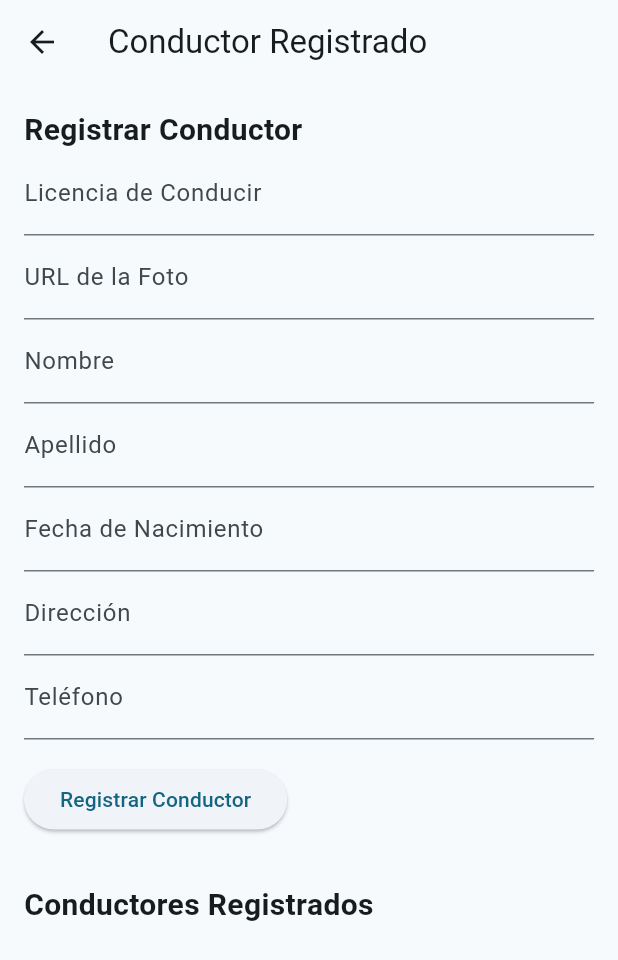
After one commit to CarlosDaniel002/app_transito, a Flutter app: the AgregadorConductor screen opened by its route, after a tap on "Registrar Conductor", on a phone screen of 412 x 824 dp. The commit adds this screen. Shown: the top 960 px of the screen. Run offline on Flutter 3.47's test engine with Material 3 defaults, Android fonts, the phone set to English and light mode, and no system bars; our stand-ins replace cloud_firestore, firebase_auth, firebase_core, firebase_storage, flutter_map, geolocator and 2 more; accounts and stored records are empty.

Commit message:
Agregar conductores y consultar por licencia funcionando

```diff
--- a/lib/models/Conductor.dart
+++ b/lib/models/Conductor.dart
@@ -1,3 +1,7 @@
+// ignore_for_file: file_names
+
+import 'package:cloud_firestore/cloud_firestore.dart';
+
 class Conductor {
  String licencia ='';
  String foto ='';
@@ -18,4 +22,16 @@ class Conductor {
       required this.telefono
     }
   );
+
+  Map<String, dynamic> toMap() {
+    return {
+      'licencia': licencia,
+      'foto': foto,
+      'nombre': nombre,
+      'apellido': apellido,
+      'nacimiento': Timestamp.fromDate(nacimiento), // Convertir DateTime a Timestamp para Firestore
+      'direccion': direccion,
+      'telefono': telefono,
+    };
+  }
 }
--- a/lib/models/Multa.dart
+++ b/lib/models/Multa.dart
@@ -1,3 +1,5 @@
+// ignore_for_file: file_names
+
 class Multa {
   String cedula = '';
   String placa = '';
--- /dev/null
+++ b/lib/screens/Agregarconductor.dart
@@ -0,0 +1,218 @@
+
+// ignore_for_file: use_key_in_widget_constructors, prefer_adjacent_string_concatenation, file_names
+
+import 'package:flutter/material.dart';
+import 'package:cloud_firestore/cloud_firestore.dart';
+import '../models/Conductor.dart';
+import 'package:intl/intl.dart';
+
+class AgregadorConductor extends StatefulWidget {
+  @override
+  // ignore: library_private_types_in_public_api
+  _AgregadorConductorState createState() => _AgregadorConductorState();
+}
+
+class _AgregadorConductorState extends State<AgregadorConductor> {
+  final FirebaseFirestore _firestore = FirebaseFirestore.instance;
+  final TextEditingController _licenciaController = TextEditingController();
+  final TextEditingController _fotoController = TextEditingController();
+  final TextEditingController _nombreController = TextEditingController();
+  final TextEditingController _apellidoController = TextEditingController();
+  final TextEditingController _nacimientoController = TextEditingController();
+  final TextEditingController _direccionController = TextEditingController();
+  final TextEditingController _telefonoController = TextEditingController();
+
+  @override
+  Widget build(BuildContext context) {
+    return Scaffold(
+      appBar: AppBar(
+        title: const Text('Conductor Registrado'),
+      ),
+      body: Padding(
+        padding: const EdgeInsets.all(16.0),
+        child: Column(
+          crossAxisAlignment: CrossAxisAlignment.start,
+          children: [
+            const Text(
+              'Registrar Conductor',
+              style: TextStyle(fontSize: 20, fontWeight: FontWeight.bold),
+            ),
+            TextField(
+              controller: _licenciaController,
+              decoration: const InputDecoration(labelText: 'Licencia de Conducir'),
+            ),
+            TextField(
+              controller: _fotoController,
+              decoration: const InputDecoration(labelText: 'URL de la Foto'),
+            ),
+            TextField(
+              controller: _nombreController,
+              decoration: const InputDecoration(labelText: 'Nombre'),
+            ),
+            TextField(
+              controller: _apellidoController,
+              decoration: const InputDecoration(labelText: 'Apellido'),
+            ),
+            TextField(
+              controller: _nacimientoController,
+              decoration: const InputDecoration(labelText: 'Fecha de Nacimiento'),
+            ),
+            TextField(
+              controller: _direccionController,
+              decoration: const InputDecoration(labelText: 'Dirección'),
+            ),
+            TextField(
+              controller: _telefonoController,
+              decoration: const InputDecoration(labelText: 'Teléfono'),
+            ),
+            const SizedBox(height: 16),
+            ElevatedButton(
+              onPressed: _registrarConductor,
+              child: const Text('Registrar Conductor'),
+            ),
+            const SizedBox(height: 32),
+            const Text(
+              'Conductores Registrados',
+              style: TextStyle(fontSize: 20, fontWeight: FontWeight.bold),
+            ),
+            Expanded(
+              child: FutureBuilder(
+                future: _obtenerConductores(),
+                builder: (context, snapshot) {
+                  if (snapshot.connectionState == ConnectionState.waiting) {
+                    return const CircularProgressIndicator();
+                  } else if (snapshot.hasError) {
+                    return Text('Error: ${snapshot.error}');
+                  } else {
+                    List<Conductor> conductores = snapshot.data as List<Conductor>;
+                    return ListView.builder(
+                      itemCount: conductores.length,
+                      itemBuilder: (context, index) {
+                        return ListTile(
+                          title: Text('Licencia: ${conductores[index].licencia}'),
+                          subtitle: Text(
+                            'Nombre: ${conductores[index].nombre} ${conductores[index].apellido}\n' +
+                            'Fecha de Nacimiento: ${_formatFecha(conductores[index].nacimiento)}',
+                          ),
+                          onTap: () {
+                            _mostrarDetallesConductor(conductores[index]);
+                          },
+                        );
+                      },
+                    );
+                  }
+                },
+              ),
+            ),
+          ],
+        ),
+      ),
+    );
+  }
+
+  Future<void> _registrarConductor() async {
+    Conductor nuevoConductor = Conductor(
+      licencia: _licenciaController.text,
+      foto: _fotoController.text,
+      nombre: _nombreController.text,
+      apellido: _apellidoController.text,
+      nacimiento: _parseCustomDate(_nacimientoController.text),
+      direccion: _direccionController.text,
+      telefono: int.parse(_telefonoController.text),
+    );
+
+    await _registrarConductorFirestore(nuevoConductor);
+    _limpiarCampos();
+  }
+
+  Future<List<Conductor>> _obtenerConductores() async {
+    QuerySnapshot conductoresSnapshot =
+        await _firestore.collection('conductores').get();
+
+    return conductoresSnapshot.docs.map((doc) {
+      final data = doc.data() as Map<String, dynamic>;
+      return Conductor(
+        licencia: data['licencia'],
+        foto: data['foto'],
+        nombre: data['nombre'],
+        apellido: data['apellido'],
+        nacimiento: (data['nacimiento'] as Timestamp).toDate(),
+        direccion: data['direccion'],
+        telefono: data['telefono'],
+      );
+    }).toList();
+  }
+
+  void _mostrarDetallesConductor(Conductor conductor) {
+    showDialog(
+      context: context,
+      builder: (context) {
+        return AlertDialog(
+          title: const Text('Detalles del Conductor'),
+          content: Column(
+            crossAxisAlignment: CrossAxisAlignment.start,
+            children: [
+              Text('Licencia: ${conductor.licencia}'),
+              Text('Foto: ${conductor.foto}'),
+              Text('Nombre: ${conductor.nombre} ${conductor.apellido}'),
+              Text('Fecha de Nacimiento: ${_formatFecha(conductor.nacimiento)}'),
+              Text('Dirección: ${conductor.direccion}'),
+              Text('Teléfono: ${conductor.telefono}'),
+            ],
+          ),
+          actions: [
+            TextButton(
+              onPressed: () {
+                Navigator.of(context).pop();
+              },
+              child: const Text('Cerrar'),
+            ),
+          ],
+        );
+      },
+    );
+  }
+
+  Future<void> _registrarConductorFirestore(Conductor conductor) async {
+    await _firestore.collection('conductores').doc(conductor.licencia).set({
+      'licencia': conductor.licencia,
+      'foto': conductor.foto,
+      'nombre': conductor.nombre,
+      'apellido': conductor.apellido,
+      'nacimiento': conductor.nacimiento,
+      'direccion': conductor.direccion,
+      'telefono': conductor.telefono,
+    });
+  }
+
+  void _limpiarCampos() {
+    _licenciaController.clear();
+    _fotoController.clear();
+    _nombreController.clear();
+    _apellidoController.clear();
+    _nacimientoController.clear();
+    _direccionController.clear();
+    _telefonoController.clear();
+  }
+
+
+
+
+
+  DateTime _parseCustomDate(String dateString) {
+    List<String> dateParts = dateString.split('/');
+    if (dateParts.length != 3) {
+      throw const FormatException('Invalid date format');
+    }
+
+    int day = int.parse(dateParts[0]);
+    int month = int.parse(dateParts[1]);
+    int year = int.parse(dateParts[2]);
+
+    return DateTime(year, month, day);
+  }
+
+  String _formatFecha(DateTime fecha) {
+    return DateFormat('dd/MM/yyyy').format(fecha);
+  }
+}
--- a/lib/screens/AplicarMulta.dart
+++ b/lib/screens/AplicarMulta.dart
@@ -1,3 +1,5 @@
+// ignore_for_file: file_names
+
 import 'package:flutter/material.dart';
 
 class AplicarMulta extends StatefulWidget {
--- a/lib/screens/Clima.dart
+++ b/lib/screens/Clima.dart
@@ -1,3 +1,5 @@
+// ignore_for_file: file_names
+
 import 'package:flutter/material.dart';
 
 class Clima extends StatefulWidget {
--- a/lib/screens/ConsultaConductor.dart
+++ b/lib/screens/ConsultaConductor.dart
@@ -1,19 +1,115 @@
+// ignore_for_file: file_names, avoid_print
+
 import 'package:flutter/material.dart';
+import 'package:cloud_firestore/cloud_firestore.dart';
+import '../models/Conductor.dart';
 
 class ConsultaConductor extends StatefulWidget {
-  const ConsultaConductor({super.key});
+  const ConsultaConductor({Key? key}) : super(key: key);
 
   @override
   State<ConsultaConductor> createState() => _ConsultaConductorState();
 }
 
 class _ConsultaConductorState extends State<ConsultaConductor> {
+  Conductor? _conductor;
+  final TextEditingController _licenciaController = TextEditingController();
+
+  // Referencia a la colección "conductores" en Firestore
+  final CollectionReference _conductoresCollection =
+      FirebaseFirestore.instance.collection('conductores');
+
+  Future<void> _queryConductor(String license) async {
+    try {
+      // Consulta Firestore para obtener datos del conductor
+      var snapshot = await _conductoresCollection.where('licencia', isEqualTo: license).get();
+
+      if (snapshot.docs.isNotEmpty) {
+        // Tomar el primer documento, ya que se espera que la licencia sea única
+        var conductorData = snapshot.docs.first.data() as Map<String, dynamic>;
+        setState(() {
+          _conductor = Conductor(
+            licencia: conductorData['licencia'],
+            foto: conductorData['foto'],
+            nombre: conductorData['nombre'],
+            apellido: conductorData['apellido'],
+            nacimiento: conductorData['nacimiento'].toDate(),
+            direccion: conductorData['direccion'],
+            telefono: conductorData['telefono'],
+          );
+        });
+      } else {
+        // Limpiar el conductor si no se encuentra
+        setState(() {
+          _conductor = null;
+        });
+        _mostrarMensaje('Conductor no encontrado.');
+      }
+    } catch (e) {
+      // Ignorar errores y mostrar mensaje
+      print('Error al consultar conductor: $e');
+      _mostrarMensaje('Error al consultar conductor.');
+    }
+  }
+
+  void _mostrarMensaje(String mensaje) {
+    showDialog(
+      context: context,
+      builder: (context) {
+        return AlertDialog(
+          title: const Text('Mensaje'),
+          content: Text(mensaje),
+          actions: [
+            TextButton(
+              onPressed: () {
+                Navigator.of(context).pop();
+              },
+              child: const Text('OK'),
+            ),
+          ],
+        );
+      },
+    );
+  }
+
   @override
   Widget build(BuildContext context) {
     return Scaffold(
       appBar: AppBar(
         title: const Text('Consulta de Conductor'),
       ),
+      body: Padding(
+        padding: const EdgeInsets.all(16.0),
+        child: Column(
+          crossAxisAlignment: CrossAxisAlignment.start,
+          children: [
+            TextField(
+              controller: _licenciaController,
+              decoration: const InputDecoration(labelText: 'Licencia de Conducir'),
+            ),
+            const SizedBox(height: 16.0),
+            ElevatedButton(
+              onPressed: () {
+                _queryConductor(_licenciaController.text);
+              },
+              child: const Text('Consultar'),
+            ),
+            const SizedBox(height: 16.0),
+            if (_conductor != null)
+              Column(
+                crossAxisAlignment: CrossAxisAlignment.start,
+                children: [
+                  // Mostrar la información del conductor aquí
+                  Image.network(_conductor!.foto),
+                  Text('Nombre: ${_conductor!.nombre} ${_conductor!.apellido}'),
+                  Text('Fecha de Nacimiento: ${_conductor!.nacimiento.toLocal()}'),
+                  Text('Dirección: ${_conductor!.direccion}'),
+                  Text('Teléfono: ${_conductor!.telefono}'),
+                ],
+              ),
+          ],
+        ),
+      ),
     );
   }
 }
--- a/lib/screens/ConsultaVehiculo.dart
+++ b/lib/screens/ConsultaVehiculo.dart
@@ -1,3 +1,5 @@
+// ignore_for_file: file_names
+
 import 'package:flutter/material.dart';
 
 class ConsultaVehiculo extends StatefulWidget {
--- a/lib/screens/Home.dart
+++ b/lib/screens/Home.dart
@@ -1,3 +1,5 @@
+// ignore_for_file: file_names, no_leading_underscores_for_local_identifiers
+
 import 'package:flutter/material.dart';
 import 'package:firebase_auth/firebase_auth.dart';
 
@@ -73,6 +75,13 @@ class Home extends StatelessWidget {
                 Navigator.of(context).pushNamed('/Horoscopo');
               },
             ),
+
+            ListTile(
+              title: const Text('Agregar Conductor'),
+              onTap: () {
+                Navigator.of(context).pushNamed('/AgregadorConductor');
+              },
+            ),
             ListTile(
               title: const Text('Sign out'),
               onTap: () {
--- a/lib/screens/Horoscopo.dart
+++ b/lib/screens/Horoscopo.dart
@@ -1,3 +1,5 @@
+// ignore_for_file: file_names
+
 import 'package:flutter/material.dart';
 
 class Horoscopo extends StatefulWidget {
--- a/lib/screens/Login.dart
+++ b/lib/screens/Login.dart
@@ -1,3 +1,5 @@
+// ignore_for_file: file_names, unnecessary_import, camel_case_types, prefer_final_fields, avoid_print, use_build_context_synchronously
+
 import 'package:flutter/material.dart';
 import 'package:firebase_auth/firebase_auth.dart';
 import 'package:flutter/widgets.dart';
@@ -81,7 +83,7 @@ class _loginState extends State<login> {
                   }
                   }, child: const Text("Login")),
                   const SizedBox(height: 20),
-                  Text('¿No tienes una cuenta? registrate aquí'),
+                  const Text('¿No tienes una cuenta? registrate aquí'),
                   const SizedBox(height: 20),
                   ElevatedButton(onPressed: (){
                     Navigator.of(context).pushNamed('/Register');
--- a/lib/screens/MapaMulta.dart
+++ b/lib/screens/MapaMulta.dart
@@ -1,3 +1,5 @@
+// ignore_for_file: file_names
+
 import 'package:flutter/material.dart';
 
 class MapaMulta extends StatefulWidget {
--- a/lib/screens/Noticias.dart
+++ b/lib/screens/Noticias.dart
@@ -1,3 +1,5 @@
+// ignore_for_file: file_names
+
 import 'dart:convert';
 import 'package:flutter/material.dart';
 import 'package:http/http.dart' as http;
@@ -65,9 +67,9 @@ class _NoticiasState extends State<Noticias> {
                     ),
                   ),
                   const SizedBox(height: 8),
-                  Text(
+                  const Text(
                     'Extracto:',
-                    style: const TextStyle(
+                    style: TextStyle(
                       fontSize: 16,
                       fontWeight: FontWeight.bold,
                     ),
--- a/lib/screens/Register.dart
+++ b/lib/screens/Register.dart
@@ -1,3 +1,5 @@
+// ignore_for_file: file_names, prefer_final_fields, use_build_context_synchronously, avoid_print, unnecessary_import
+
 import 'package:flutter/material.dart';
 import 'package:firebase_auth/firebase_auth.dart';
 import 'package:flutter/widgets.dart';
--- a/lib/screens/TraficoDeMulta.dart
+++ b/lib/screens/TraficoDeMulta.dart
@@ -1,3 +1,5 @@
+// ignore_for_file: file_names
+
 import 'package:flutter/material.dart';
 class TraficoDeMulta extends StatefulWidget {
   const TraficoDeMulta({super.key});
--- a/pubspec.yaml
+++ b/pubspec.yaml
@@ -45,6 +45,8 @@ dependencies:
   firebase_storage: ^11.5.3
   image_picker: ^1.0.4
   firebase_auth: ^4.15.0
+  intl: ^0.17.0
+
 
 
 dev_dependencies:
```
Also changed, not shown: lib/main.dart (+6 -1 lines), lib/screens/MultaRegistrada.dart (+17 -15 lines), pubspec.lock, 2 other files.
